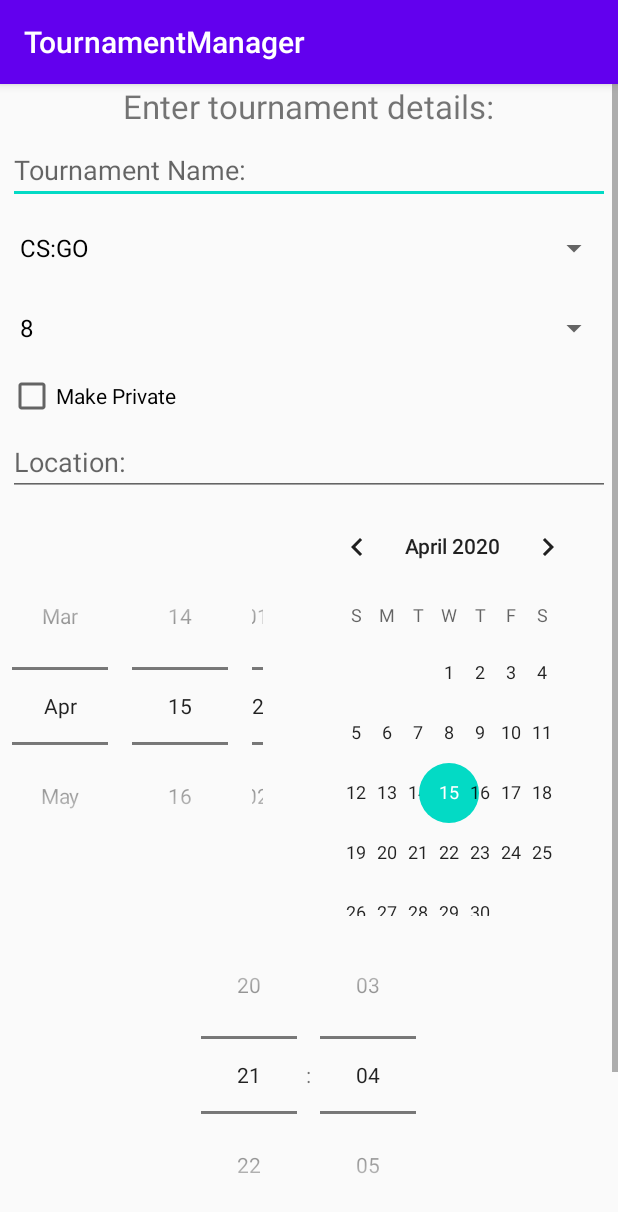
After one commit to slowpokesheep/tournamentmanager, an Android app: the fragment NewTournamentFragment shown on its own in the app's theme, on a phone screen of 412 x 824 dp. The commit adds this screen. Shown: the top 1212 px of the screen. Run offline under Robolectric (Android 15) with nearby library versions, the phone set to English and light mode, and no system bars.

Commit message:
created newtournament activity and layout

```diff
--- /dev/null
+++ b/app/src/main/java/is/hi/tournamentmanager/ui/newtournament/NewTournamentFragment.java
@@ -0,0 +1,103 @@
+package is.hi.tournamentmanager.ui.newtournament;
+
+import android.os.Bundle;
+import android.util.Log;
+import android.view.LayoutInflater;
+import android.view.View;
+import android.view.ViewGroup;
+import android.widget.ArrayAdapter;
+import android.widget.Button;
+import android.widget.CheckBox;
+import android.widget.DatePicker;
+import android.widget.EditText;
+import android.widget.Spinner;
+import android.widget.TimePicker;
+
+import androidx.annotation.NonNull;
+import androidx.annotation.Nullable;
+import androidx.fragment.app.Fragment;
+import androidx.lifecycle.ViewModelProvider;
+
+import java.text.SimpleDateFormat;
+import java.util.Calendar;
+
+import is.hi.tournamentmanager.R;
+
+public class NewTournamentFragment extends Fragment {
+
+    private NewTournamentViewModel newTournamentViewModel;
+
+    private String[] categories = {"CS:GO", "DotA", "LoL"};
+    private Integer[] slots = {8, 16, 32, 64, 128};
+
+
+    public View onCreateView(@NonNull LayoutInflater inflater, ViewGroup container, Bundle savedInstanceState) {
+
+        newTournamentViewModel = new ViewModelProvider(this).get(NewTournamentViewModel.class);
+        View root = inflater.inflate(R.layout.fragment_newtournament, container, false);
+
+        Spinner categoryView = root.findViewById(R.id.newtournament_category);
+        ArrayAdapter<String> categoriesAdapter = new ArrayAdapter<String>(getActivity(), android.R.layout.simple_spinner_dropdown_item, categories);
+        categoryView.setAdapter(categoriesAdapter);
+
+        Spinner slotsView = root.findViewById(R.id.newtournament_slots);
+        ArrayAdapter<Integer> slotsAdapter = new ArrayAdapter<Integer>(getActivity(), android.R.layout.simple_spinner_dropdown_item, slots);
+        slotsView.setAdapter(slotsAdapter);
+
+        TimePicker timeView = root.findViewById(R.id.newtournament_time);
+        timeView.setIs24HourView(true);
+
+        return root;
+    }
+
+    @Override
+    public void onViewCreated(@NonNull View view, @Nullable Bundle savedInstanceState) {
+        super.onViewCreated(view, savedInstanceState);
+        newTournamentViewModel = new ViewModelProvider(requireActivity()).get(NewTournamentViewModel.class);
+//        navController = Navigation.findNavController(view);
+        final View root = view;
+
+        EditText nameInput = root.findViewById(R.id.newtournament_name);
+        Spinner categoryInput = root.findViewById(R.id.newtournament_category);
+        Spinner slotsInput = root.findViewById(R.id.newtournament_slots);
+        CheckBox privateInput = root.findViewById(R.id.newtournament_private);
+        EditText locationInput = root.findViewById(R.id.newtournament_location);
+        DatePicker dateInput = root.findViewById(R.id.newtournament_date);
+        TimePicker timeInput = root.findViewById(R.id.newtournament_time);
+        Button submitButton = root.findViewById(R.id.newtournament_submit);
+
+        submitButton.setOnClickListener(v -> {
+
+            // Get values from user
+            String name = nameInput.getText().toString();
+            String category = categoryInput.getSelectedItem().toString();
+            int slots = Integer.parseInt(slotsInput.getSelectedItem().toString());
+            boolean isPrivate = privateInput.isChecked();
+            String location = locationInput.getText().toString();
+
+            // Formatting date input
+            int day = dateInput.getDayOfMonth();
+            int month = dateInput.getMonth();
+            int year = dateInput.getYear();
+            Calendar calendar = Calendar.getInstance();
+            calendar.set(year, month, day);
+            SimpleDateFormat sdf = new SimpleDateFormat("dd-mm-yyyy");
+            String formattedDate = sdf.format(calendar.getTime());
+
+            int hour = timeInput.getHour();
+            int minute = timeInput.getMinute();
+            String time = hour + ":" + minute;
+
+            Log.d("Name", name);
+            Log.d("Category", category);
+            Log.d("Slots", slots+"");
+            Log.d("Make Private", Boolean.toString(isPrivate));
+            Log.d("Location", location);
+            Log.d("Date", formattedDate);
+            Log.d("Time", time);
+        });
+
+
+    }
+
+}
--- /dev/null
+++ b/app/src/main/java/is/hi/tournamentmanager/ui/newtournament/NewTournamentViewModel.java
@@ -0,0 +1,19 @@
+package is.hi.tournamentmanager.ui.newtournament;
+
+import androidx.lifecycle.LiveData;
+import androidx.lifecycle.MutableLiveData;
+import androidx.lifecycle.ViewModel;
+
+public class NewTournamentViewModel extends ViewModel {
+
+    private MutableLiveData<String> mText;
+
+    public NewTournamentViewModel() {
+        mText = new MutableLiveData<>();
+        mText.setValue("This is dashboard fragment");
+    }
+
+    public LiveData<String> getText() {
+        return mText;
+    }
+}
--- a/app/src/main/java/is/hi/tournamentmanager/ui/tournaments/TournamentsFragment.java
+++ b/app/src/main/java/is/hi/tournamentmanager/ui/tournaments/TournamentsFragment.java
@@ -74,6 +74,7 @@ public class TournamentsFragment extends Fragment {
 
         observeViewModel();
 
+
         EditText searchText = root.findViewById(R.id.search_text);
         Button searchButton = root.findViewById(R.id.search_button);
         searchButton.setOnClickListener(v -> {
--- /dev/null
+++ b/app/src/main/res/layout/fragment_newtournament.xml
@@ -0,0 +1,95 @@
+<?xml version="1.0" encoding="utf-8"?>
+<LinearLayout
+    xmlns:android="http://schemas.android.com/apk/res/android"
+    android:layout_width="match_parent"
+    android:layout_height="match_parent">
+
+    <ScrollView
+        android:layout_height="match_parent"
+        android:layout_width="match_parent">
+
+        <LinearLayout
+            android:layout_width="match_parent"
+            android:layout_height="match_parent"
+            android:paddingBottom="75dp"
+            android:gravity="center"
+            android:orientation="vertical">
+
+            <TextView
+                android:layout_width="wrap_content"
+                android:layout_height="wrap_content"
+                android:text="@string/newtournament_instructions"
+                android:textSize="10pt">
+            </TextView>
+
+            <EditText
+                android:id = "@+id/newtournament_name"
+                android:hint="@string/newtournament_name"
+                android:layout_width = "fill_parent"
+                android:layout_height = "wrap_content"
+                android:layout_marginTop="5dp"
+                android:layout_marginHorizontal="5dp"/>
+
+            <Spinner
+                android:id="@+id/newtournament_category"
+                android:layout_width="fill_parent"
+                android:layout_height="wrap_content"
+                android:layout_marginTop="5dp"
+                android:layout_marginHorizontal="5dp"
+                android:spinnerMode="dropdown">
+            </Spinner>
+
+            <Spinner
+                android:id="@+id/newtournament_slots"
+                android:layout_width="fill_parent"
+                android:layout_height="wrap_content"
+                android:layout_marginTop="5dp"
+                android:layout_marginHorizontal="5dp"
+                android:spinnerMode="dropdown">
+            </Spinner>
+
+            <CheckBox
+                android:id="@+id/newtournament_private"
+                android:layout_width="fill_parent"
+                android:layout_height="wrap_content"
+                android:layout_marginTop="5dp"
+                android:layout_marginHorizontal="5dp"
+                android:text="@string/newtournament_private">
+            </CheckBox>
+
+            <EditText
+                android:id = "@+id/newtournament_location"
+                android:hint="@string/newtournament_location"
+                android:layout_width = "fill_parent"
+                android:layout_height = "wrap_content"
+                android:layout_marginTop="5dp"
+                android:layout_marginHorizontal="5dp"/>
+
+            <DatePicker
+                android:id="@+id/newtournament_date"
+                android:layout_width="wrap_content"
+                android:layout_height="wrap_content"
+                android:datePickerMode="spinner">
+            </DatePicker>
+
+            <TimePicker
+                android:id = "@+id/newtournament_time"
+                android:layout_width="fill_parent"
+                android:layout_height="wrap_content"
+                android:timePickerMode="spinner">
+            </TimePicker>
+
+            <Button
+                android:id = "@+id/newtournament_submit"
+                android:layout_width = "wrap_content"
+                android:layout_height = "wrap_content"
+                android:text = "@string/newtournament_submit"
+                android:layout_marginTop="5dp" />
+
+
+        </LinearLayout>
+
+
+    </ScrollView>
+
+</LinearLayout>
--- a/app/src/main/res/menu/activity_main_drawer.xml
+++ b/app/src/main/res/menu/activity_main_drawer.xml
@@ -16,5 +16,9 @@
             android:id="@+id/nav_collection_profile"
             android:icon="@drawable/ic_account_circle_black_24dp"
             android:title="@string/menu_profile" />
+        <item
+            android:id="@+id/nav_newtournament"
+            android:icon="@drawable/ic_account_circle_black_24dp"
+            android:title="@string/menu_new_tournament" />
     </group>
 </menu>
--- a/app/src/main/res/navigation/mobile_navigation.xml
+++ b/app/src/main/res/navigation/mobile_navigation.xml
@@ -36,6 +36,12 @@
         tools:layout="@layout/fragment_dashboard" />
 
     <fragment
+        android:id="@+id/nav_newtournament"
+        android:name="is.hi.tournamentmanager.ui.newtournament.NewTournamentFragment"
+        android:label="@string/menu_new_tournament"
+        tools:layout="@layout/fragment_newtournament" />
+
+    <fragment
         android:id="@+id/nav_notifications"
         android:name="is.hi.tournamentmanager.ui.notifications.NotificationsFragment"
         android:label="@string/menu_notifications"
@@ -51,6 +57,7 @@
         android:name="is.hi.tournamentmanager.ui.collections.CollectionTournamentFragment"
         android:label="@string/tournament_collection"
         tools:layout="@layout/fragment_tournament_info">
+
         <argument
             android:name="node"
             />
--- a/app/src/main/res/values/strings.xml
+++ b/app/src/main/res/values/strings.xml
@@ -16,6 +16,8 @@
     <string name="menu_dashboard">Dashboard</string>
     <string name="menu_notifications">Notifications</string>
     <string name="menu_login">Login</string>
+    <string name="menu_new_tournament">New Tournament</string>
+
     <!--Tournament items -->
     <string name="tournament_register_code">Code:</string>
     <string name="tournament_register_status">Status:</string>
@@ -30,5 +32,17 @@
     <string name="tournament_collection">Tournament Details</string>
     <string name="tournament_register_register">Register</string>
     <string name="tournament_register_seed">Seed</string>
+    <string name="tournament_search_button">Code:</string>
+
+    <!--    New Tournament items-->
+    <string name="newtournament_instructions">Enter tournament details:</string>
+    <string name="newtournament_category">Category:</string>
+    <string name="newtournament_name">Tournament Name:</string>
+    <string name="newtournament_slots">Slots:</string>
+    <string name="newtournament_private">Make Private</string>
+    <string name="newtournament_location">Location:</string>
+    <string name="newtournament_date">Date:</string>
+    <string name="newtournament_time">Time:</string>
+    <string name="newtournament_submit">Submit</string>
 
 </resources>
```
